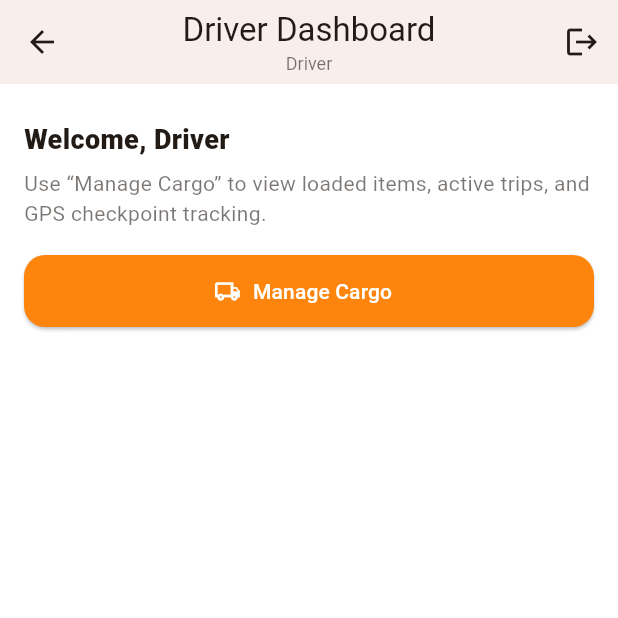
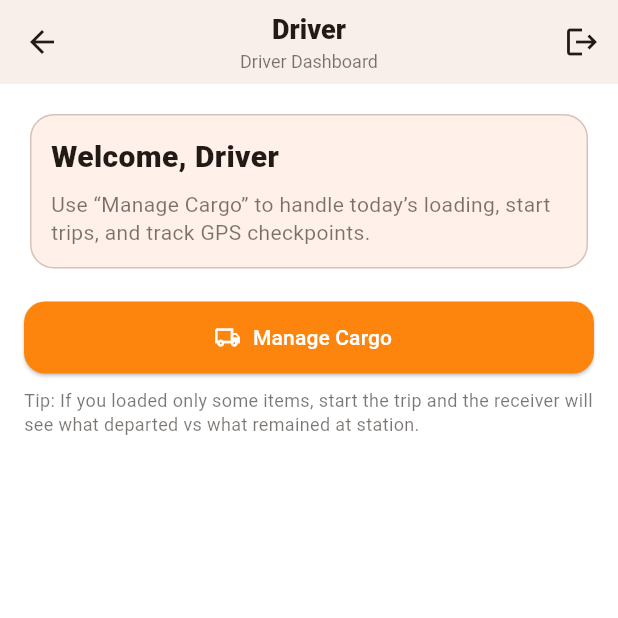
Before and after one commit to Seremba/bus-cargo-tracker, a Flutter app: the DriverDashboard screen opened directly, on a phone screen of 412 x 824 dp, the top half of it. Run offline on Flutter 3.47's test engine with Material 3 defaults, Android fonts, the phone set to English and light mode, and no system bars; our stand-ins replace geolocator, hive, hive_flutter, pdf, qr_flutter, share_plus; missing offline and left inert: esc_pos_utils_plus, flutter_pos_printer_platform_image_3, mobile_scanner; accounts and stored records are empty.

Commit message:
fix(driver): resolve Manage Cargo blank screen by constraining button width and stabilizing GPS init

```diff
--- a/lib/main.dart
+++ b/lib/main.dart
@@ -78,7 +78,7 @@ class MyApp extends StatelessWidget {
         style: ElevatedButton.styleFrom(
           backgroundColor: AppColors.primary,
           foregroundColor: Colors.white,
-          minimumSize: const Size.fromHeight(48),
+          minimumSize: const Size(0, 48),
           shape: RoundedRectangleBorder(
             borderRadius: BorderRadius.circular(14),
           ),
@@ -88,7 +88,7 @@ class MyApp extends StatelessWidget {
         style: OutlinedButton.styleFrom(
           foregroundColor: AppColors.secondary,
           side: BorderSide(color: AppColors.secondary.withValues(alpha: 0.5)),
-          minimumSize: const Size.fromHeight(44),
+          minimumSize: const Size(0, 44),
           shape: RoundedRectangleBorder(
             borderRadius: BorderRadius.circular(14),
           ),
--- a/lib/screens/dashboards/admin_dashboard.dart
+++ b/lib/screens/dashboards/admin_dashboard.dart
@@ -448,10 +448,12 @@ class AdminDashboard extends StatelessWidget {
                       final ch = m.channel.trim().toLowerCase();
                       if (ch != 'sms') continue;
                       final st = m.status.trim().toLowerCase();
-                      if (st == OutboundMessageService.statusQueued)
+                      if (st == OutboundMessageService.statusQueued) {
                         queuedSms++;
-                      if (st == OutboundMessageService.statusFailed)
+                      }
+                      if (st == OutboundMessageService.statusFailed) {
                         failedSms++;
+                      }
                     }
 
                     final show = queuedSms > 0 || failedSms > 0;
--- a/lib/screens/dashboards/driver_dashboard.dart
+++ b/lib/screens/dashboards/driver_dashboard.dart
@@ -2,6 +2,7 @@ import 'package:flutter/material.dart';
 
 import '../../services/session.dart';
 import '../../widgets/logout_button.dart';
+
 import 'driver_cargo_screen.dart';
 
 class DriverDashboard extends StatelessWidget {
@@ -10,9 +11,10 @@ class DriverDashboard extends StatelessWidget {
   @override
   Widget build(BuildContext context) {
     final name = (Session.currentUserFullName ?? 'Driver').trim();
+    final showName = name.isEmpty ? '—' : name;
 
-    final muted =
-        Theme.of(context).colorScheme.onSurface.withValues(alpha: 0.60);
+    final scheme = Theme.of(context).colorScheme;
+    final muted = scheme.onSurface.withValues(alpha: 0.60);
 
     return PopScope(
       canPop: false,
@@ -22,9 +24,16 @@ class DriverDashboard extends StatelessWidget {
           title: Column(
             mainAxisSize: MainAxisSize.min,
             children: [
-              const Text('Driver Dashboard'),
               Text(
-                name.isEmpty ? '—' : name,
+                showName,
+                style: const TextStyle(
+                  fontSize: 18,
+                  fontWeight: FontWeight.w800,
+                ),
+              ),
+              const SizedBox(height: 2),
+              Text(
+                'Driver Dashboard',
                 style: TextStyle(
                   fontSize: 12,
                   fontWeight: FontWeight.w400,
@@ -38,32 +47,55 @@ class DriverDashboard extends StatelessWidget {
         body: ListView(
           padding: const EdgeInsets.all(16),
           children: [
-            const SizedBox(height: 8),
-            Text(
-              'Welcome, $name',
-              style: const TextStyle(fontSize: 18, fontWeight: FontWeight.w800),
-            ),
-            const SizedBox(height: 6),
-            Text(
-              'Use “Manage Cargo” to view loaded items, active trips, and GPS checkpoint tracking.',
-              style: TextStyle(color: muted),
+            Card(
+              elevation: 0,
+              shape: RoundedRectangleBorder(
+                borderRadius: BorderRadius.circular(16),
+                side: BorderSide(color: scheme.outlineVariant),
+              ),
+              child: Padding(
+                padding: const EdgeInsets.all(14),
+                child: Column(
+                  crossAxisAlignment: CrossAxisAlignment.start,
+                  children: [
+                    Text(
+                      'Welcome, $showName',
+                      style: const TextStyle(
+                        fontSize: 20,
+                        fontWeight: FontWeight.w900,
+                      ),
+                    ),
+                    const SizedBox(height: 8),
+                    Text(
+                      'Use “Manage Cargo” to handle today’s loading, start trips, and track GPS checkpoints.',
+                      style: TextStyle(color: muted, height: 1.35),
+                    ),
+                  ],
+                ),
+              ),
             ),
             const SizedBox(height: 18),
+
             SizedBox(
               width: double.infinity,
               child: ElevatedButton.icon(
-                style: ElevatedButton.styleFrom(
-                  minimumSize: const Size.fromHeight(48),
-                ),
                 icon: const Icon(Icons.local_shipping_outlined),
                 label: const Text('Manage Cargo'),
                 onPressed: () {
                   Navigator.push(
                     context,
-                    MaterialPageRoute(builder: (_) => const DriverCargoScreen()),
+                    MaterialPageRoute(
+                      builder: (_) => const DriverCargoScreen(),
+                    ),
                   );
                 },
               ),
+            ),
+
+            const SizedBox(height: 10),
+            Text(
+              'Tip: If you loaded only some items, start the trip and the receiver will see what departed vs what remained at station.',
+              style: TextStyle(color: muted, fontSize: 12, height: 1.35),
             ),
           ],
         ),
```
Also changed, not shown: lib/screens/dashboards/driver_cargo_screen.dart (+93 -19 lines), lib/services/trip_service.dart (+23 -10 lines).
